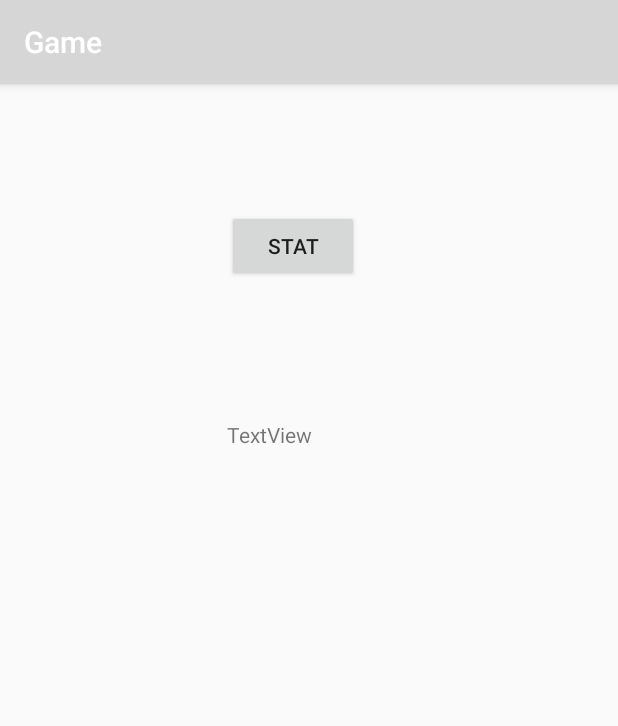
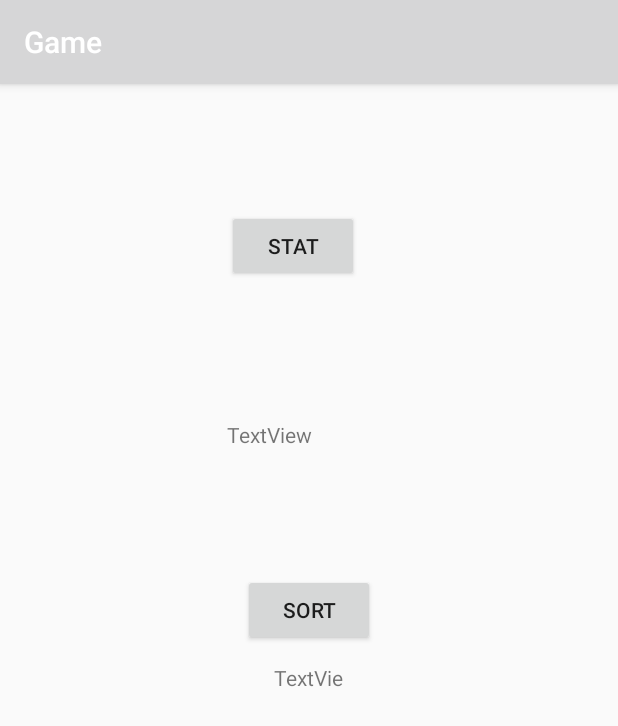
Before and after one commit to MekkaMoussaoui/mekkah2, an Android app: the AllUsersScores screen opened directly, with no data from a screen before it, after a tap on "STAT", on a phone screen of 412 x 824 dp. Shown: the top 726 px of the screen. Run offline under Robolectric (Android 15) with nearby library versions, the phone set to English and light mode, and no system bars; our stand-ins replace Firebase (no records; nobody signed in at launch, a user with empty details on screens opened directly); 1 statement that could not run was skipped.

Commit message:
firebase : error net ; sorting score .. ne marche pas

```diff
--- a/app/src/main/java/dz/atelier/ntic/remplircases/game/AllUsersScores.java
+++ b/app/src/main/java/dz/atelier/ntic/remplircases/game/AllUsersScores.java
@@ -6,8 +6,8 @@ import android.view.View;
 import android.widget.TextView;
 import android.widget.Toast;
 
-import com.google.android.gms.tasks.Task;
-import com.google.firebase.auth.AuthResult;
+import com.google.firebase.auth.FirebaseAuth;
+import com.google.firebase.database.ChildEventListener;
 import com.google.firebase.database.DataSnapshot;
 import com.google.firebase.database.DatabaseError;
 import com.google.firebase.database.DatabaseReference;
@@ -15,50 +15,119 @@ import com.google.firebase.database.FirebaseDatabase;
 import com.google.firebase.database.ValueEventListener;
 
 public class AllUsersScores extends AppCompatActivity {
-    DatabaseReference mref;
-    TextView textView;
+
+    TextView textView, textSort;
+    boolean b = false;
     String text = " ";
+    String text1 = " ";
+    private FirebaseAuth mAuth;
+    DatabaseReference mRef2;
+    DatabaseReference mRef;
     @Override
     protected void onCreate(Bundle savedInstanceState) {
         super.onCreate(savedInstanceState);
         setContentView(R.layout.activity_all_users_scores);
 
-        mref = FirebaseDatabase.getInstance().getReference();
+        mAuth = FirebaseAuth.getInstance();
+        mRef = FirebaseDatabase.getInstance().getReference(".info/connected");
+        mRef2 = FirebaseDatabase.getInstance().getReference();
+
+
+    }
+
+
+    public void statClick(View view) {
+
 
         textView = findViewById(R.id.textView);
 
-        mref.child("User").addValueEventListener(new ValueEventListener() {
+        mRef.addValueEventListener(new ValueEventListener() {
             @Override
-            public void onDataChange(DataSnapshot dataSnapshot) {
-                for (DataSnapshot ds : dataSnapshot.getChildren()) {
+            public void onDataChange(DataSnapshot snapshot) {
+                if (snapshot.getValue(Boolean.class)) {
+                    b = true;
+                    Toast.makeText(AllUsersScores.this, "connected", Toast.LENGTH_SHORT).show();
+                }
+
+                else {
+                    Toast.makeText(AllUsersScores.this, "Error Network", Toast.LENGTH_SHORT).show();
+                    b = false;
+                }
+            }
+            @Override
+            public void onCancelled(DatabaseError error) {
+
+            }
+        });
+
+
+        if (b){
+            mRef2.child("User").addValueEventListener(new ValueEventListener() {
+                @Override
+                public void onDataChange(DataSnapshot dataSnapshot) {
+                    for (DataSnapshot ds : dataSnapshot.getChildren()) {
+                        User ur = ds.getValue(User.class);
+                        text= text + ur.getUsername() + " : " + ur.getAge() + " : " + ur.getScore() + "\n";
+                    }
+                    textView.setText(text.toString());
+                }
+
+                @Override
+                public void onCancelled(DatabaseError databaseError) {
+
+                }});
+
+        }
+
+        textView = findViewById(R.id.textView);
+    }
+
+    public void SortOn(View view) {
+        textSort=findViewById(R.id.textSort);
+
+        FirebaseDatabase database = FirebaseDatabase.getInstance();
+        final DatabaseReference highscoreRef = database.getReference();
+
+
+
+        mRef2.orderByChild("score").limitToFirst(10).addChildEventListener(new ChildEventListener() {
+            @Override
+            public void onChildAdded(DataSnapshot snapshot, String previousChildKey) {
+
+                for (DataSnapshot ds : snapshot.getChildren()) {
 
                     User ur = ds.getValue(User.class);
 
-                   text= text + ur.getUsername() + " : " + ur.getAge() + " : " + ur.getScore() + "\n";
+
+                    text1= text1 + ur.getUsername() + " : " + ur.getAge() + " : " + ur.getScore() + "\n";
 
                 }
 
+                textSort.setText(text1.toString());
 
             }
+            @Override
+            public void onChildChanged(DataSnapshot dataSnapshot, String s) {
 
+            }
+            @Override
+            public void onChildRemoved(DataSnapshot dataSnapshot) {
+
+            }
+            @Override
+            public void onChildMoved(DataSnapshot dataSnapshot, String s) {
+
+            }
             @Override
             public void onCancelled(DatabaseError databaseError) {
+                Toast.makeText(getApplicationContext(), "Error sending data.", Toast.LENGTH_LONG).show();
+            }
 
-            }
         });
-    }
-    public void onComplete() {
-        Task<AuthResult> task = null;
-        if(task.isSuccessful()){
-            textView.setText(text.toString());
 
-        }else{
-            Toast.makeText(AllUsersScores.this, task.getException().getMessage(), Toast.LENGTH_SHORT).show();
-        }
-
-    }
-
-    public void statClick(View view) {
-        onComplete();
+        /*
+        * Order by child
+        * https://stackoverflow.com/questions/39489398/firebase-retrieve-highest-100-score
+        * */
     }
 }
--- a/app/src/main/java/dz/atelier/ntic/remplircases/game/MainActivity.java
+++ b/app/src/main/java/dz/atelier/ntic/remplircases/game/MainActivity.java
@@ -152,8 +152,7 @@ public class MainActivity extends AppCompatActivity {
                     startActivity(myintent);
 
                 }else{
-                    if (task.getException().getMessage().equals("A network error (such as timeout, interrupted connection or unreachable host) has occurred."))
-                        Toast.makeText(MainActivity.this, "uyuyuyy", Toast.LENGTH_SHORT).show();
+                        Toast.makeText(MainActivity.this, task.getException().getMessage(), Toast.LENGTH_SHORT).show();
                                  }
             }
         });
--- a/app/src/main/java/dz/atelier/ntic/remplircases/game/SignUp.java
+++ b/app/src/main/java/dz/atelier/ntic/remplircases/game/SignUp.java
@@ -71,6 +71,8 @@ public class SignUp extends AppCompatActivity {
             public void onComplete(@NonNull Task<AuthResult> task) {
                 if (task.isSuccessful()){
                     Toast.makeText(getApplicationContext(),"User registered succesfull",Toast.LENGTH_SHORT).show();
+
+
                     startActivity(new Intent(SignUp.this,statistique.class));
                     String user_id = mAuth.getCurrentUser().getUid();
                     DatabaseReference current_user_db = FirebaseDatabase.getInstance().getReference().child("User").child(user_id);
--- a/app/src/main/java/dz/atelier/ntic/remplircases/game/User.java
+++ b/app/src/main/java/dz/atelier/ntic/remplircases/game/User.java
@@ -5,9 +5,9 @@ package dz.atelier.ntic.remplircases.game;
  */
 
 public class User {
-    String username;
+    static String username;
     int age;
-    int score;
+    static int score;
 
     public User() {
     }
--- a/app/src/main/res/layout/activity_all_users_scores.xml
+++ b/app/src/main/res/layout/activity_all_users_scores.xml
@@ -25,4 +25,23 @@
         android:layout_marginTop="84dp"
         android:onClick="statClick"
         android:text="Stat" />
+
+    <Button
+        android:id="@+id/sortId"
+        android:layout_width="wrap_content"
+        android:layout_height="wrap_content"
+        android:layout_below="@+id/textView"
+        android:layout_centerHorizontal="true"
+        android:layout_marginTop="83dp"
+        android:onClick="SortOn"
+        android:text="Sort" />
+
+    <TextView
+        android:id="@+id/textSort"
+        android:layout_width="wrap_content"
+        android:layout_height="wrap_content"
+        android:layout_below="@+id/sortId"
+        android:layout_centerHorizontal="true"
+        android:layout_marginTop="11dp"
+        android:text="TextVie" />
 </RelativeLayout>
```
Also changed, not shown: app/src/main/java/dz/atelier/ntic/remplircases/game/GameMic.java (+7 -7 lines).
